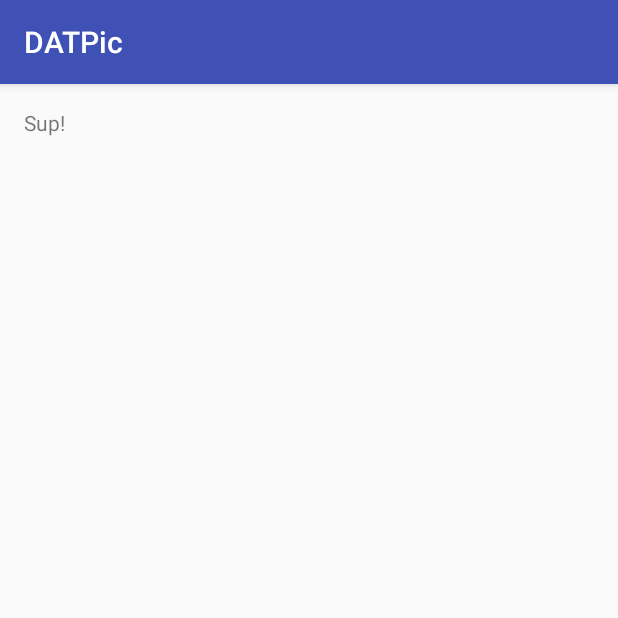
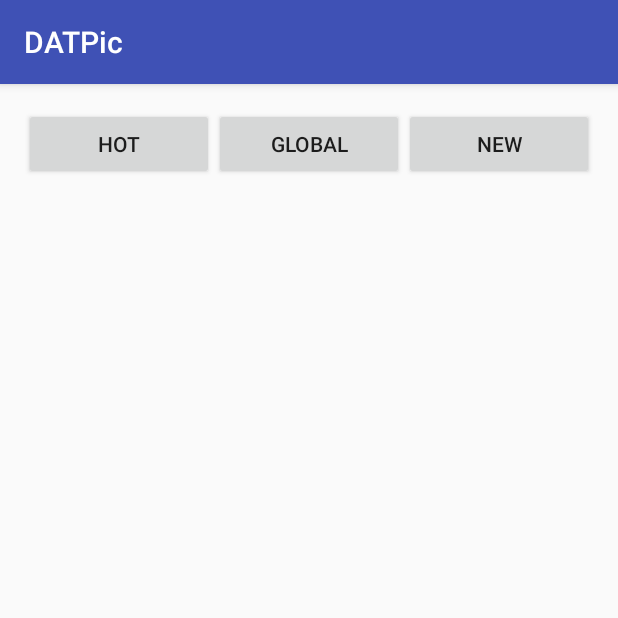
Before and after one commit to pookieofdoom/datpic, an Android app: the screen it shows after launch (MainActivity), on a phone screen of 412 x 824 dp, the top half of it. Run offline under Robolectric (Android 15) with nearby library versions, the phone set to English and light mode, and no system bars.

```diff
--- a/app/src/main/res/layout/activity_main.xml
+++ b/app/src/main/res/layout/activity_main.xml
@@ -1,5 +1,5 @@
 <?xml version="1.0" encoding="utf-8"?>
-<RelativeLayout
+<LinearLayout
     xmlns:android="http://schemas.android.com/apk/res/android"
     xmlns:tools="http://schemas.android.com/tools"
     android:id="@+id/activity_main"
@@ -9,10 +9,44 @@
     android:paddingLeft="@dimen/activity_horizontal_margin"
     android:paddingRight="@dimen/activity_horizontal_margin"
     android:paddingTop="@dimen/activity_vertical_margin"
+    android:orientation="vertical"
     tools:context="adinh03.calpoly.edu.datpic.MainActivity">
 
-    <TextView
-        android:layout_width="wrap_content"
+    <LinearLayout
+        android:layout_width="match_parent"
         android:layout_height="wrap_content"
-        android:text="Sup!"/>
-</RelativeLayout>
+        android:orientation="horizontal">
+
+        <Button
+            android:layout_width="0dp"
+            android:layout_weight="1"
+            android:layout_height="match_parent"
+            android:text="Hot">
+        </Button>
+
+        <Button
+            android:layout_width="0dp"
+            android:layout_weight="1"
+            android:layout_height="match_parent"
+            android:text="Global">
+        </Button>
+
+        <Button
+            android:layout_width="0dp"
+            android:layout_weight="1"
+            android:layout_height="match_parent"
+            android:text="New">
+        </Button>
+
+    </LinearLayout>
+
+    <android.support.v7.widget.RecyclerView
+        android:layout_width="match_parent"
+        android:layout_height="match_parent"
+        android:id="@+id/recyclerView">
+
+    </android.support.v7.widget.RecyclerView>
+
+
+
+</LinearLayout>
```
Also changed, not shown: app/build.gradle (+4 -3 lines), app/src/main/java/adinh03/calpoly/edu/datpic/EntryFragment.java (added, +21 -0 lines), app/src/main/res/layout/entry.xml (added, +40 -0 lines), app/src/main/res/menu/main_menu.xml (added, +11 -0 lines).
